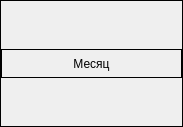
Before: the Qt Designer form client/src/educationwork/educationmonth.ui in rainovskyqt/teacher_plan, drawn with Qt 5.
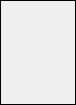
After: the same form once the commit is applied.

The edit to the form file:
```diff
--- a/client/src/educationwork/educationmonth.ui
+++ b/client/src/educationwork/educationmonth.ui
@@ -6,8 +6,8 @@
    <rect>
     <x>0</x>
     <y>0</y>
-    <width>183</width>
-    <height>127</height>
+    <width>76</width>
+    <height>105</height>
    </rect>
   </property>
   <property name="windowTitle">
@@ -54,38 +54,11 @@
        <number>0</number>
       </property>
       <item>
-       <widget class="QLabel" name="lbl_name">
-        <property name="sizePolicy">
-         <sizepolicy hsizetype="Preferred" vsizetype="Preferred">
-          <horstretch>0</horstretch>
-          <verstretch>0</verstretch>
-         </sizepolicy>
+       <layout class="QHBoxLayout" name="hl_weeks">
+        <property name="spacing">
+         <number>0</number>
         </property>
-        <property name="minimumSize">
-         <size>
-          <width>0</width>
-          <height>29</height>
-         </size>
-        </property>
-        <property name="maximumSize">
-         <size>
-          <width>16777215</width>
-          <height>29</height>
-         </size>
-        </property>
-        <property name="frameShape">
-         <enum>QFrame::Box</enum>
-        </property>
-        <property name="text">
-         <string>Месяц</string>
-        </property>
-        <property name="alignment">
-         <set>Qt::AlignCenter</set>
-        </property>
-       </widget>
-      </item>
-      <item>
-       <layout class="QHBoxLayout" name="hl_weeks"/>
+       </layout>
       </item>
      </layout>
     </widget>
```
